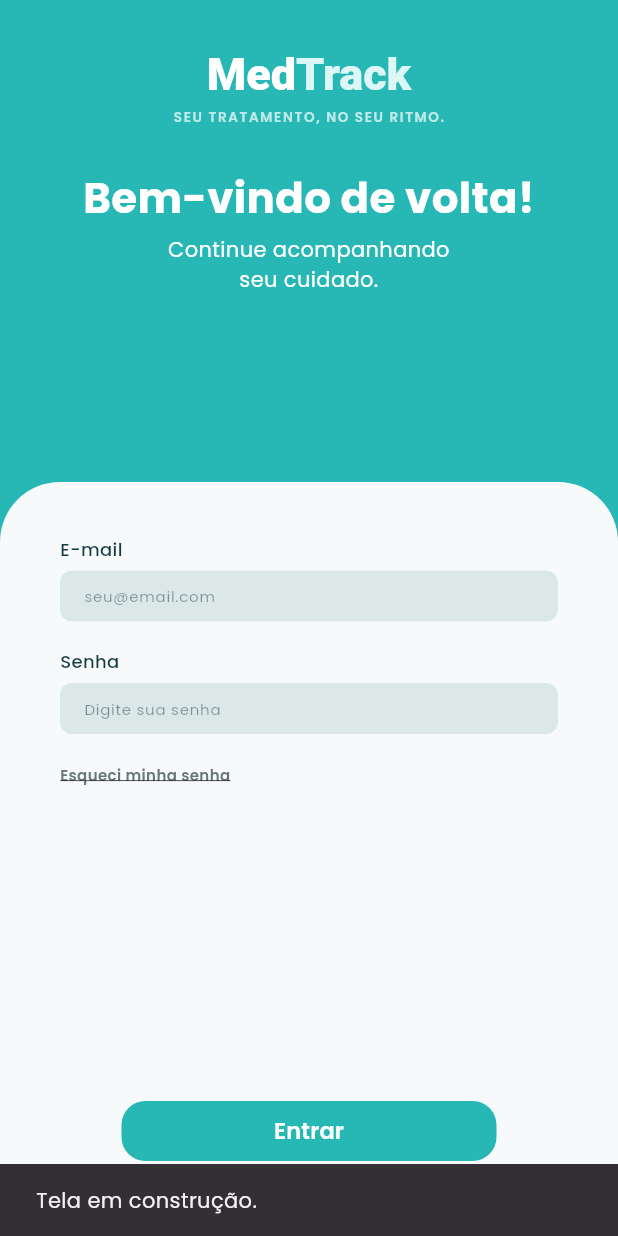
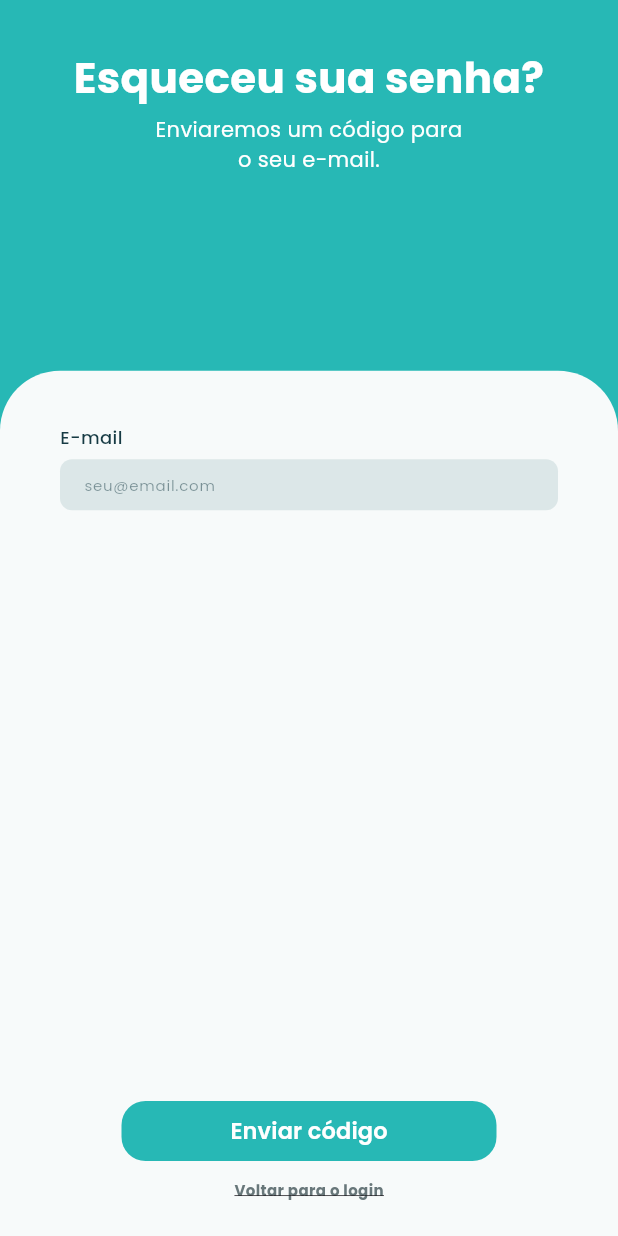
Before and after one commit to dzblivion/MedTrack, a Flutter app: the screen it shows after launch, after a tap on "Entrar", after a tap on "Esqueci minha senha", on a phone screen of 412 x 824 dp. Run offline on Flutter 3.47's test engine with Material 3 defaults, Android fonts, the phone set to English and light mode, and no system bars; our stand-ins replace flutter_secure_storage, google_fonts.

Commit message:
feat: fluxo de recuperação de senha por código enviado ao e-mail

```diff
--- a/frontend/lib/features/auth/auth_validators.dart
+++ b/frontend/lib/features/auth/auth_validators.dart
@@ -18,6 +18,13 @@ class AuthValidators {
 
   static String? nome(String? valor) => campoObrigatorio(valor, 'seu nome');
 
+  static String? codigo(String? valor) {
+    final codigo = valor?.trim() ?? '';
+    if (codigo.isEmpty) return 'Informe o código';
+    if (codigo.length != 6) return 'O código tem 6 dígitos';
+    return null;
+  }
+
   static String? novaSenha(String? valor) {
     if (valor == null || valor.isEmpty) return 'Crie uma senha';
     if (valor.length < 8) return 'A senha deve ter ao menos 8 caracteres';
--- a/frontend/lib/features/auth/login_screen.dart
+++ b/frontend/lib/features/auth/login_screen.dart
@@ -8,9 +8,11 @@ import '../../widgets/app_snackbar.dart';
 import '../../widgets/app_text_field.dart';
 import '../home/home_screen.dart';
 import 'auth_repository.dart';
+import 'auth_validators.dart';
 import 'cadastro_screen.dart';
-import 'auth_validators.dart';
+import 'recuperar_senha/solicitar_codigo_screen.dart';
 import 'widgets/auth_layout.dart';
+import 'widgets/auth_link.dart';
 
 class LoginScreen extends StatefulWidget {
   final AuthRepository? authRepository;
@@ -63,7 +65,16 @@ class _LoginScreenState extends State<LoginScreen> {
     }
   }
 
-  void _emBreve() => AppSnackBar.info(context, 'Tela em construção.');
+  void _esqueciSenha() {
+    Navigator.of(context).push(
+      MaterialPageRoute(
+        builder: (_) => SolicitarCodigoScreen(
+          authRepository: _auth,
+          emailInicial: _emailController.text.trim(),
+        ),
+      ),
+    );
+  }
 
   @override
   Widget build(BuildContext context) {
@@ -95,7 +106,7 @@ class _LoginScreenState extends State<LoginScreen> {
               onFieldSubmitted: (_) => _entrar(),
             ),
             const SizedBox(height: 20),
-            _LinkTexto(texto: 'Esqueci minha senha', onTap: _emBreve),
+            AuthLink(texto: 'Esqueci minha senha', onTap: _esqueciSenha),
             const Spacer(),
             const SizedBox(height: 24),
             AppButton(
@@ -111,7 +122,7 @@ class _LoginScreenState extends State<LoginScreen> {
                   'Ainda não tem uma conta? ',
                   style: TextStyle(color: AppColors.gray, fontSize: 10),
                 ),
-                _LinkTexto(
+                AuthLink(
                   texto: 'Criar Conta',
                   negrito: true,
                   onTap: () => Navigator.of(context).push(
@@ -126,31 +137,3 @@ class _LoginScreenState extends State<LoginScreen> {
     );
   }
 }
-
-class _LinkTexto extends StatelessWidget {
-  final String texto;
-  final VoidCallback onTap;
-  final bool negrito;
-
-  const _LinkTexto({
-    required this.texto,
-    required this.onTap,
-    this.negrito = false,
-  });
-
-  @override
-  Widget build(BuildContext context) {
-    return InkWell(
-      onTap: onTap,
-      child: Text(
-        texto,
-        style: TextStyle(
-          color: AppColors.gray,
-          fontSize: 10,
-          fontWeight: negrito ? FontWeight.w700 : FontWeight.w600,
-          decoration: TextDecoration.underline,
-        ),
-      ),
-    );
-  }
-}
--- /dev/null
+++ b/frontend/lib/features/auth/recuperar_senha/solicitar_codigo_screen.dart
@@ -0,0 +1,110 @@
+import 'package:flutter/material.dart';
+
+import '../../../core/api/api_client.dart';
+import '../../../widgets/app_button.dart';
+import '../../../widgets/app_snackbar.dart';
+import '../../../widgets/app_text_field.dart';
+import '../auth_repository.dart';
+import '../auth_validators.dart';
+import '../widgets/auth_layout.dart';
+import '../widgets/auth_link.dart';
+import 'verificar_codigo_screen.dart';
+
+class SolicitarCodigoScreen extends StatefulWidget {
+  final AuthRepository? authRepository;
+  final String emailInicial;
+
+  const SolicitarCodigoScreen({
+    super.key,
+    this.authRepository,
+    this.emailInicial = '',
+  });
+
+  @override
+  State<SolicitarCodigoScreen> createState() => _SolicitarCodigoScreenState();
+}
+
+class _SolicitarCodigoScreenState extends State<SolicitarCodigoScreen> {
+  final _formKey = GlobalKey<FormState>();
+  late final _emailController = TextEditingController(
+    text: widget.emailInicial,
+  );
+  late final AuthRepository _auth = widget.authRepository ?? AuthRepository();
+
+  bool _carregando = false;
+
+  @override
+  void dispose() {
+    _emailController.dispose();
+    super.dispose();
+  }
+
+  Future<void> _enviarCodigo() async {
+    if (!_formKey.currentState!.validate()) return;
+
+    setState(() => _carregando = true);
+    final email = _emailController.text.trim();
+
+    try {
+      await _auth.solicitarCodigo(email);
+      if (!mounted) return;
+
+      Navigator.of(context).push(
+        MaterialPageRoute(
+          builder: (_) =>
+              VerificarCodigoScreen(email: email, authRepository: _auth),
+        ),
+      );
+    } on ApiException catch (e) {
+      if (mounted) AppSnackBar.erro(context, e.mensagem);
+    } catch (_) {
+      if (mounted) {
+        AppSnackBar.erro(context, 'Algo deu errado. Tente novamente.');
+      }
+    } finally {
+      if (mounted) setState(() => _carregando = false);
+    }
+  }
+
+  @override
+  Widget build(BuildContext context) {
+    return AuthLayout(
+      titulo: 'Esqueceu sua senha?',
+      subtitulo: 'Enviaremos um código para o seu e-mail.',
+      alturaCabecalho: 0.3,
+      child: Form(
+        key: _formKey,
+        child: Column(
+          crossAxisAlignment: CrossAxisAlignment.start,
+          children: [
+            AppTextField(
+              label: 'E-mail',
+              hint: 'seu@email.com',
+              controller: _emailController,
+              keyboardType: TextInputType.emailAddress,
+              textInputAction: TextInputAction.done,
+              autofillHints: const [AutofillHints.email],
+              validator: AuthValidators.email,
+              onFieldSubmitted: (_) => _enviarCodigo(),
+            ),
+            const Spacer(),
+            const SizedBox(height: 24),
+            AppButton(
+              texto: 'Enviar código',
+              carregando: _carregando,
+              onPressed: _enviarCodigo,
+            ),
+            const SizedBox(height: 12),
+            Center(
+              child: AuthLink(
+                texto: 'Voltar para o login',
+                negrito: true,
+                onTap: () => Navigator.of(context).pop(),
+              ),
+            ),
+          ],
+        ),
+      ),
+    );
+  }
+}
--- /dev/null
+++ b/frontend/lib/features/auth/widgets/auth_link.dart
@@ -0,0 +1,32 @@
+import 'package:flutter/material.dart';
+
+import '../../../theme/app_theme.dart';
+
+class AuthLink extends StatelessWidget {
+  final String texto;
+  final VoidCallback? onTap;
+  final bool negrito;
+
+  const AuthLink({
+    super.key,
+    required this.texto,
+    required this.onTap,
+    this.negrito = false,
+  });
+
+  @override
+  Widget build(BuildContext context) {
+    return InkWell(
+      onTap: onTap,
+      child: Text(
+        texto,
+        style: TextStyle(
+          color: AppColors.gray,
+          fontSize: 10,
+          fontWeight: negrito ? FontWeight.w700 : FontWeight.w600,
+          decoration: TextDecoration.underline,
+        ),
+      ),
+    );
+  }
+}
--- a/frontend/lib/widgets/app_text_field.dart
+++ b/frontend/lib/widgets/app_text_field.dart
@@ -1,4 +1,5 @@
 import 'package:flutter/material.dart';
+import 'package:flutter/services.dart';
 
 import '../theme/app_theme.dart';
 
@@ -11,6 +12,8 @@ class AppTextField extends StatelessWidget {
   final TextInputAction? textInputAction;
   final String? Function(String?)? validator;
   final ValueChanged<String>? onFieldSubmitted;
+  final List<TextInputFormatter>? inputFormatters;
+  final Iterable<String>? autofillHints;
 
   const AppTextField({
     super.key,
@@ -22,6 +25,8 @@ class AppTextField extends StatelessWidget {
     this.textInputAction,
     this.validator,
     this.onFieldSubmitted,
+    this.inputFormatters,
+    this.autofillHints,
   });
 
   @override
@@ -45,6 +50,8 @@ class AppTextField extends StatelessWidget {
           textInputAction: textInputAction,
           validator: validator,
           onFieldSubmitted: onFieldSubmitted,
+          inputFormatters: inputFormatters,
+          autofillHints: autofillHints,
           style: const TextStyle(color: AppColors.inputText, fontSize: 12),
           decoration: InputDecoration(
             hintText: hint,
```
Also changed, not shown: frontend/lib/core/api/api_client.dart (+4 -3 lines), frontend/lib/features/auth/auth_repository.dart (+25 -0 lines), frontend/lib/features/auth/recuperar_senha/nova_senha_screen.dart (added, +112 -0 lines), frontend/lib/features/auth/recuperar_senha/verificar_codigo_screen.dart (added, +162 -0 lines), 1 other file.
